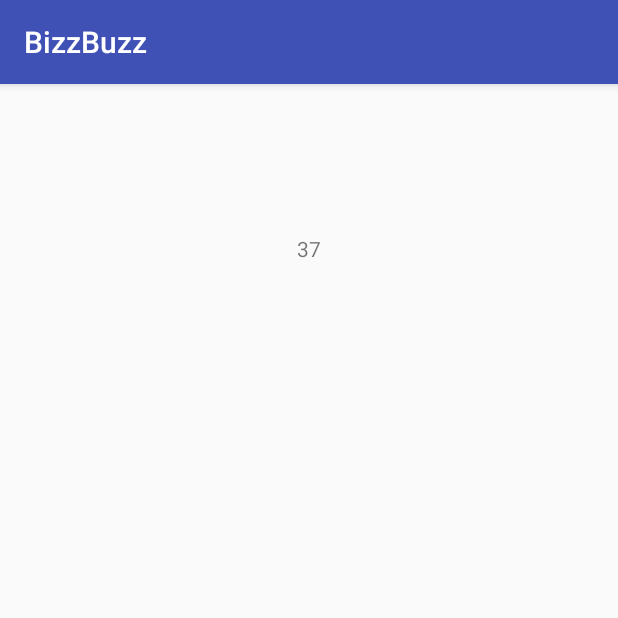
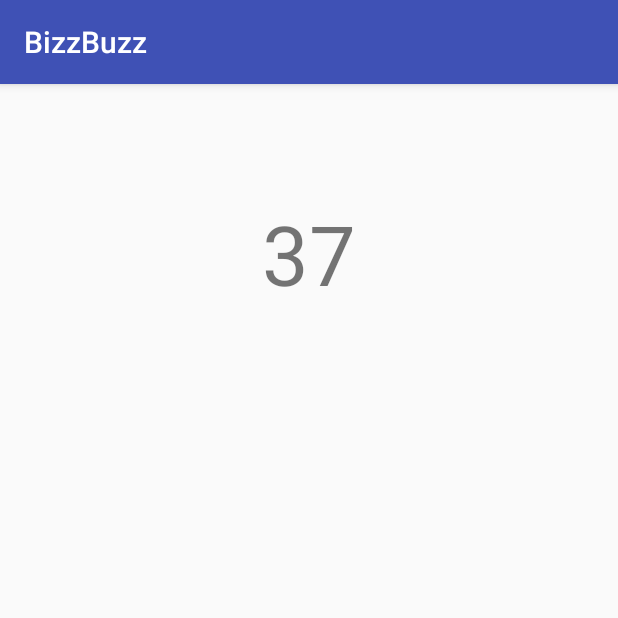
Before and after one commit to benfallas/bizzbuzz, an Android app: the PlayActivity screen opened directly, with no data from a screen before it, on a phone screen of 412 x 824 dp, the top half of it. Run offline under Robolectric (Android 15) with nearby library versions, the phone set to English and light mode, and no system bars; our stand-ins replace ButterKnife.

Commit message:
Chaning the font size of TextView

```diff
--- a/BizzBuzz/app/src/main/res/layout/activity_play.xml
+++ b/BizzBuzz/app/src/main/res/layout/activity_play.xml
@@ -14,9 +14,11 @@
         android:text=""
         android:layout_width="match_parent"
         android:layout_height="wrap_content"
+        android:layout_marginTop="60dp"
+        android:textSize="55sp"
+        android:id="@+id/number_display"
+        android:textAlignment="center"
+        android:elegantTextHeight="false"
         android:layout_alignParentTop="true"
-        android:layout_centerHorizontal="true"
-        android:layout_marginTop="84dp"
-        android:id="@+id/number_display"
-        android:textAlignment="center" />
+        android:layout_alignParentStart="true" />
 </RelativeLayout>
```
